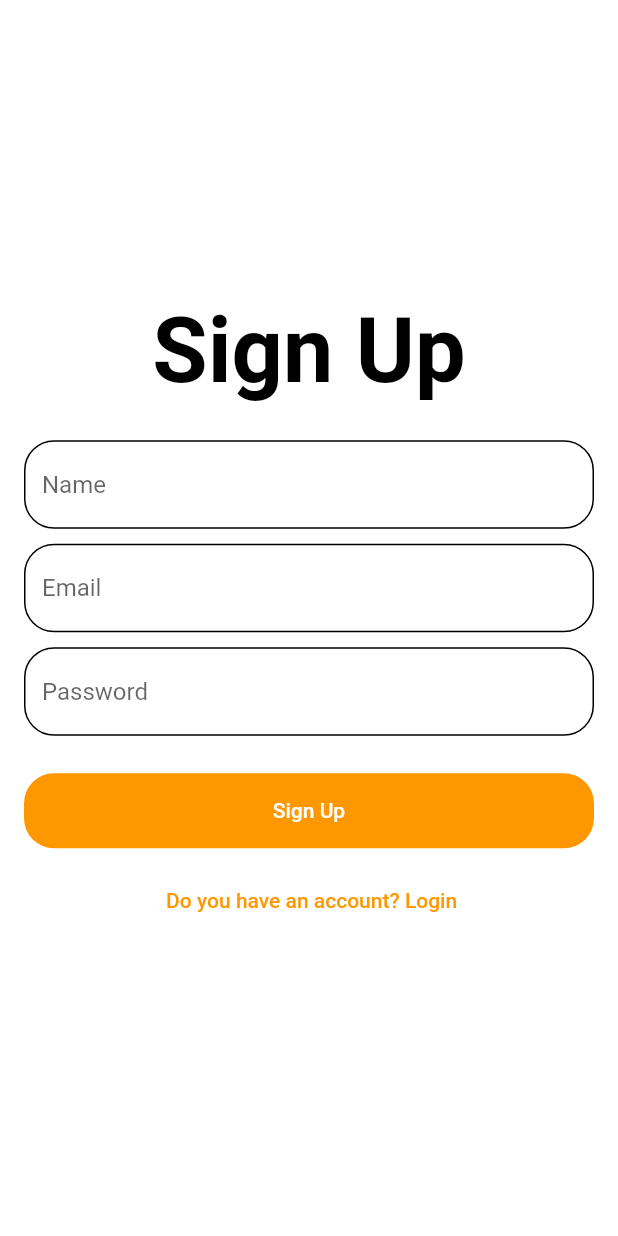
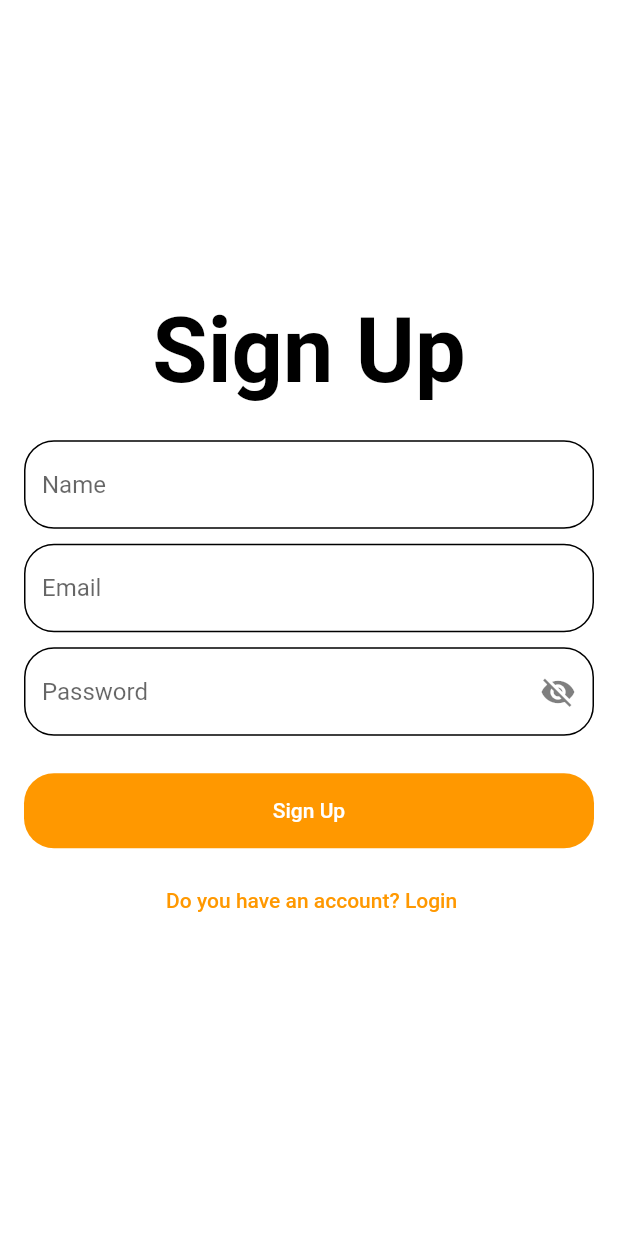
Before and after one commit to AmirrezaChegini/movie_app, a Flutter app: the screen it shows after launch, after a tap on an icon or button, on a phone screen of 412 x 824 dp. Run offline on Flutter 3.47's test engine with Material 2 defaults, Android fonts, the phone set to English and light mode, and no system bars; our stand-ins replace bloc, flutter_bloc, go_router.

Commit message:
fix: change visibility of password text field

```diff
--- /dev/null
+++ b/lib/features/auth/ui/cubit/pass_visible_cubit.dart
@@ -0,0 +1,10 @@
+import 'package:bloc/bloc.dart';
+
+//for managing visibility of textfield password
+class PassVisibleCubit extends Cubit<bool> {
+  PassVisibleCubit() : super(true);
+
+  void chnageVisibility(bool isVisible) {
+    emit(isVisible);
+  }
+}
--- a/lib/features/auth/ui/login_page.dart
+++ b/lib/features/auth/ui/login_page.dart
@@ -1,6 +1,8 @@
 import 'package:flutter/material.dart';
+import 'package:flutter_bloc/flutter_bloc.dart';
 import 'package:go_router/go_router.dart';
 import 'package:movie_app/core/constants/colors.dart';
+import 'package:movie_app/features/auth/ui/cubit/pass_visible_cubit.dart';
 import 'package:movie_app/features/auth/ui/widgets/textbtn_auth.dart';
 import 'package:movie_app/features/auth/ui/widgets/textfield_auth.dart';
 
@@ -32,12 +34,29 @@ class LoginPage extends StatelessWidget {
                 validate: (value) {},
               ),
               const SizedBox(height: 10),
-              TextFieldAuth(
-                hint: 'Password',
-                isObsecure: true,
-                textInputType: TextInputType.visiblePassword,
-                textInputAction: TextInputAction.done,
-                validate: (value) {},
+              BlocBuilder<PassVisibleCubit, bool>(
+                builder: (context, state) => TextFieldAuth(
+                  hint: 'Password',
+                  isObsecure: state,
+                  textInputType: TextInputType.visiblePassword,
+                  textInputAction: TextInputAction.done,
+                  suffixIcon: state
+                      ? GestureDetector(
+                          onTap: () {
+                            BlocProvider.of<PassVisibleCubit>(context)
+                                .chnageVisibility(false);
+                          },
+                          child: const Icon(Icons.visibility_off),
+                        )
+                      : GestureDetector(
+                          onTap: () {
+                            BlocProvider.of<PassVisibleCubit>(context)
+                                .chnageVisibility(true);
+                          },
+                          child: const Icon(Icons.visibility),
+                        ),
+                  validate: (value) {},
+                ),
               ),
               const SizedBox(height: 25),
               TextBtnAuth(
--- a/lib/features/auth/ui/sign_page.dart
+++ b/lib/features/auth/ui/sign_page.dart
@@ -1,6 +1,8 @@
 import 'package:flutter/material.dart';
+import 'package:flutter_bloc/flutter_bloc.dart';
 import 'package:go_router/go_router.dart';
 import 'package:movie_app/core/constants/colors.dart';
+import 'package:movie_app/features/auth/ui/cubit/pass_visible_cubit.dart';
 import 'package:movie_app/features/auth/ui/widgets/textbtn_auth.dart';
 import 'package:movie_app/features/auth/ui/widgets/textfield_auth.dart';
 
@@ -39,12 +41,29 @@ class SignPage extends StatelessWidget {
                 validate: (value) {},
               ),
               const SizedBox(height: 10),
-              TextFieldAuth(
-                hint: 'Password',
-                isObsecure: true,
-                textInputType: TextInputType.visiblePassword,
-                textInputAction: TextInputAction.done,
-                validate: (value) {},
+              BlocBuilder<PassVisibleCubit, bool>(
+                builder: (context, state) => TextFieldAuth(
+                  hint: 'Password',
+                  isObsecure: state,
+                  textInputType: TextInputType.visiblePassword,
+                  textInputAction: TextInputAction.done,
+                  suffixIcon: state
+                      ? GestureDetector(
+                          onTap: () {
+                            BlocProvider.of<PassVisibleCubit>(context)
+                                .chnageVisibility(false);
+                          },
+                          child: const Icon(Icons.visibility_off),
+                        )
+                      : GestureDetector(
+                          onTap: () {
+                            BlocProvider.of<PassVisibleCubit>(context)
+                                .chnageVisibility(true);
+                          },
+                          child: const Icon(Icons.visibility),
+                        ),
+                  validate: (value) {},
+                ),
               ),
               const SizedBox(height: 25),
               TextBtnAuth(
--- a/lib/features/auth/ui/widgets/textfield_auth.dart
+++ b/lib/features/auth/ui/widgets/textfield_auth.dart
@@ -9,6 +9,7 @@ class TextFieldAuth extends StatelessWidget {
     required this.textInputType,
     required this.textInputAction,
     this.isObsecure = false,
+    this.suffixIcon,
   });
 
   final String hint;
@@ -16,6 +17,7 @@ class TextFieldAuth extends StatelessWidget {
   final TextInputType textInputType;
   final TextInputAction textInputAction;
   final bool isObsecure;
+  final Widget? suffixIcon;
 
   @override
   Widget build(BuildContext context) {
@@ -25,6 +27,8 @@ class TextFieldAuth extends StatelessWidget {
       obscureText: isObsecure,
       textInputAction: textInputAction,
       decoration: InputDecoration(
+        suffixIcon: suffixIcon,
+        suffixIconColor: AppColor.black.withOpacity(0.5),
         enabledBorder: OutlineInputBorder(
           borderRadius: BorderRadius.circular(20),
           borderSide: const BorderSide(
--- a/lib/main.dart
+++ b/lib/main.dart
@@ -1,6 +1,8 @@
 import 'package:flutter/material.dart';
+import 'package:flutter_bloc/flutter_bloc.dart';
 import 'package:movie_app/config/theme.dart';
 import 'package:movie_app/core/utils/app_routes.dart';
+import 'package:movie_app/features/auth/ui/cubit/pass_visible_cubit.dart';
 
 void main() {
   runApp(const MainApp());
@@ -11,10 +13,15 @@ class MainApp extends StatelessWidget {
 
   @override
   Widget build(BuildContext context) {
-    return MaterialApp.router(
-      routerConfig: router,
-      debugShowCheckedModeBanner: false,
-      theme: AppTheme.lightTheme,
+    return MultiBlocProvider(
+      providers: [
+        BlocProvider(create: (context) => PassVisibleCubit()),
+      ],
+      child: MaterialApp.router(
+        routerConfig: router,
+        debugShowCheckedModeBanner: false,
+        theme: AppTheme.lightTheme,
+      ),
     );
   }
 }
```
